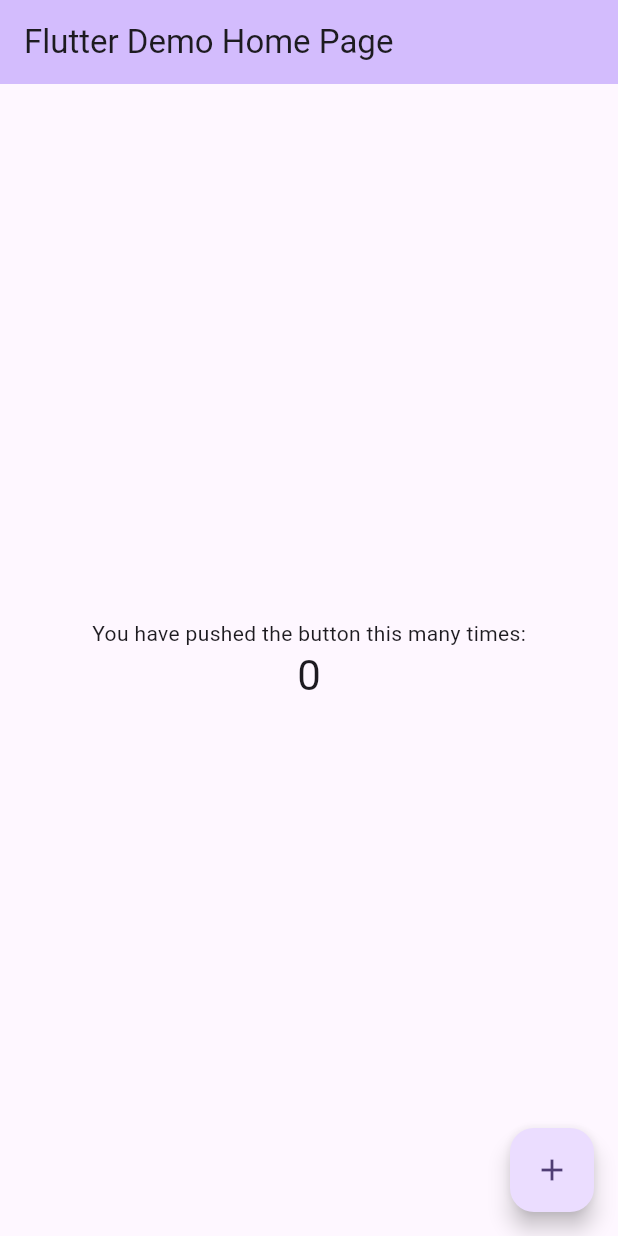
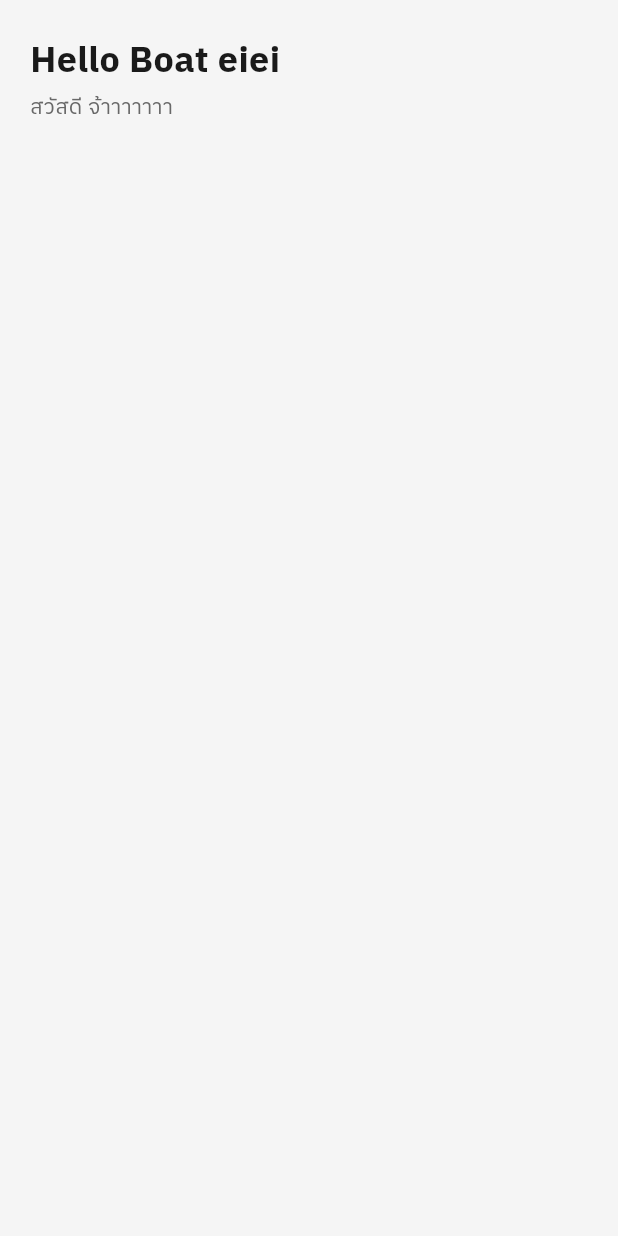
Before and after one commit to friendneedmatcha/fix-ict, a Flutter app: the screen it shows after launch, on a phone screen of 412 x 824 dp. Run offline on Flutter 3.47's test engine with Material 3 defaults, Android fonts, the phone set to English and light mode, and no system bars.

Commit message:
add fonts and config pub.yaml

```diff
--- a/frontend/lib/main.dart
+++ b/frontend/lib/main.dart
@@ -1,4 +1,5 @@
 import 'package:flutter/material.dart';
+import 'package:frontend/screens/homePage.dart';
 
 void main() {
   runApp(const MyApp());
@@ -7,116 +8,16 @@ void main() {
 class MyApp extends StatelessWidget {
   const MyApp({super.key});
 
-  // This widget is the root of your application.
   @override
   Widget build(BuildContext context) {
     return MaterialApp(
-      title: 'Flutter Demo',
+      title: "fixICT",
+      debugShowCheckedModeBanner: false,
       theme: ThemeData(
-        // This is the theme of your application.
-        //
-        // TRY THIS: Try running your application with "flutter run". You'll see
-        // the application has a purple toolbar. Then, without quitting the app,
-        // try changing the seedColor in the colorScheme below to Colors.green
-        // and then invoke "hot reload" (save your changes or press the "hot
-        // reload" button in a Flutter-supported IDE, or press "r" if you used
-        // the command line to start the app).
-        //
-        // Notice that the counter didn't reset back to zero; the application
-        // state is not lost during the reload. To reset the state, use hot
-        // restart instead.
-        //
-        // This works for code too, not just values: Most code changes can be
-        // tested with just a hot reload.
-        colorScheme: .fromSeed(seedColor: Colors.deepPurple),
+        fontFamily: 'IBMPlexSansThai',
+        colorScheme: ColorScheme.fromSeed(seedColor: const Color(0xFF2E7D52)),
       ),
-      home: const MyHomePage(title: 'Flutter Demo Home Page'),
+      home: Homepage(),
     );
   }
 }
-
-class MyHomePage extends StatefulWidget {
-  const MyHomePage({super.key, required this.title});
-
-  // This widget is the home page of your application. It is stateful, meaning
-  // that it has a State object (defined below) that contains fields that affect
-  // how it looks.
-
-  // This class is the configuration for the state. It holds the values (in this
-  // case the title) provided by the parent (in this case the App widget) and
-  // used by the build method of the State. Fields in a Widget subclass are
-  // always marked "final".
-
-  final String title;
-
-  @override
-  State<MyHomePage> createState() => _MyHomePageState();
-}
-
-class _MyHomePageState extends State<MyHomePage> {
-  int _counter = 0;
-
-  void _incrementCounter() {
-    setState(() {
-      // This call to setState tells the Flutter framework that something has
-      // changed in this State, which causes it to rerun the build method below
-      // so that the display can reflect the updated values. If we changed
-      // _counter without calling setState(), then the build method would not be
-      // called again, and so nothing would appear to happen.
-      _counter++;
-    });
-  }
-
-  @override
-  Widget build(BuildContext context) {
-    // This method is rerun every time setState is called, for instance as done
-    // by the _incrementCounter method above.
-    //
-    // The Flutter framework has been optimized to make rerunning build methods
-    // fast, so that you can just rebuild anything that needs updating rather
-    // than having to individually change instances of widgets.
-    return Scaffold(
-      appBar: AppBar(
-        // TRY THIS: Try changing the color here to a specific color (to
-        // Colors.amber, perhaps?) and trigger a hot reload to see the AppBar
-        // change color while the other colors stay the same.
-        backgroundColor: Theme.of(context).colorScheme.inversePrimary,
-        // Here we take the value from the MyHomePage object that was created by
-        // the App.build method, and use it to set our appbar title.
-        title: Text(widget.title),
-      ),
-      body: Center(
-        // Center is a layout widget. It takes a single child and positions it
-        // in the middle of the parent.
-        child: Column(
-          // Column is also a layout widget. It takes a list of children and
-          // arranges them vertically. By default, it sizes itself to fit its
-          // children horizontally, and tries to be as tall as its parent.
-          //
-          // Column has various properties to control how it sizes itself and
-          // how it positions its children. Here we use mainAxisAlignment to
-          // center the children vertically; the main axis here is the vertical
-          // axis because Columns are vertical (the cross axis would be
-          // horizontal).
-          //
-          // TRY THIS: Invoke "debug painting" (choose the "Toggle Debug Paint"
-          // action in the IDE, or press "p" in the console), to see the
-          // wireframe for each widget.
-          mainAxisAlignment: .center,
-          children: [
-            const Text('You have pushed the button this many times:'),
-            Text(
-              '$_counter',
-              style: Theme.of(context).textTheme.headlineMedium,
-            ),
-          ],
-        ),
-      ),
-      floatingActionButton: FloatingActionButton(
-        onPressed: _incrementCounter,
-        tooltip: 'Increment',
-        child: const Icon(Icons.add),
-      ),
-    );
-  }
-}
--- /dev/null
+++ b/frontend/lib/screens/homePage.dart
@@ -0,0 +1,50 @@
+import 'package:flutter/material.dart';
+
+class Homepage extends StatefulWidget {
+  const Homepage({super.key});
+
+  @override
+  State<Homepage> createState() => _HomepageState();
+}
+
+class _HomepageState extends State<Homepage> {
+  @override
+  Widget build(BuildContext context) {
+    return Scaffold(
+      backgroundColor: Color(0xFFF5F5F5),
+      body: SafeArea(
+        child: Column(
+          children: [
+            Expanded(
+              child: SingleChildScrollView(
+                padding: EdgeInsets.symmetric(horizontal: 20),
+                child: Column(
+                  crossAxisAlignment: CrossAxisAlignment.start,
+                  children: [
+                    SizedBox(height: 24),
+                    Text(
+                      "Hello Boat eiei",
+                      style: TextStyle(
+                        fontSize: 24,
+                        fontWeight: FontWeight.bold,
+                        color: Color(0xFF1A1A1A),
+                      ),
+                    ),
+                    SizedBox(height: 4),
+                    Text(
+                      "สวัสดี จ้าาาาาาา",
+                      style: TextStyle(
+                        fontSize: 14,
+                        color: Color.fromARGB(255, 104, 104, 104),
+                      ),
+                    ),
+                  ],
+                ),
+              ),
+            ),
+          ],
+        ),
+      ),
+    );
+  }
+}
```
Also changed, not shown: frontend/pubspec.yaml (+19 -2 lines), frontend/assets/fonts/IBMPlexSansThai-Bold.ttf (added), frontend/assets/fonts/IBMPlexSansThai-ExtraLight.ttf (added), frontend/assets/fonts/IBMPlexSansThai-Light.ttf (added), frontend/assets/fonts/IBMPlexSansThai-Medium.ttf (added), frontend/assets/fonts/IBMPlexSansThai-Regular.ttf (added), frontend/assets/fonts/IBMPlexSansThai-SemiBold.ttf (added), frontend/assets/fonts/IBMPlexSansThai-Thin.ttf (added), frontend/pubspec.lock.
